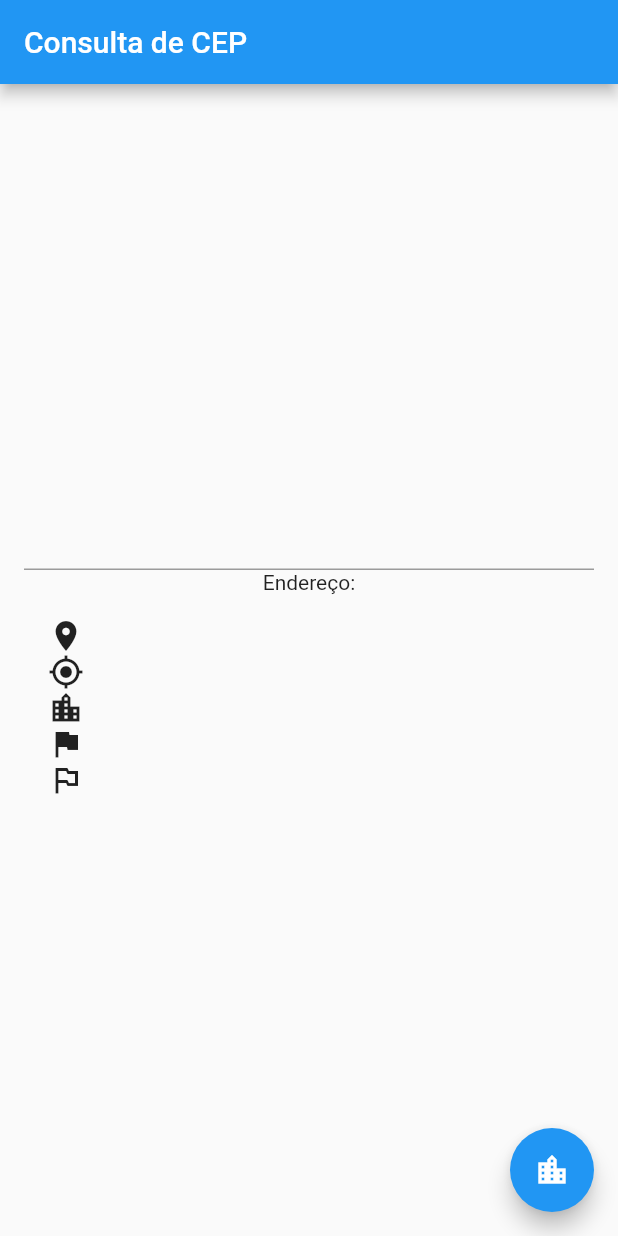
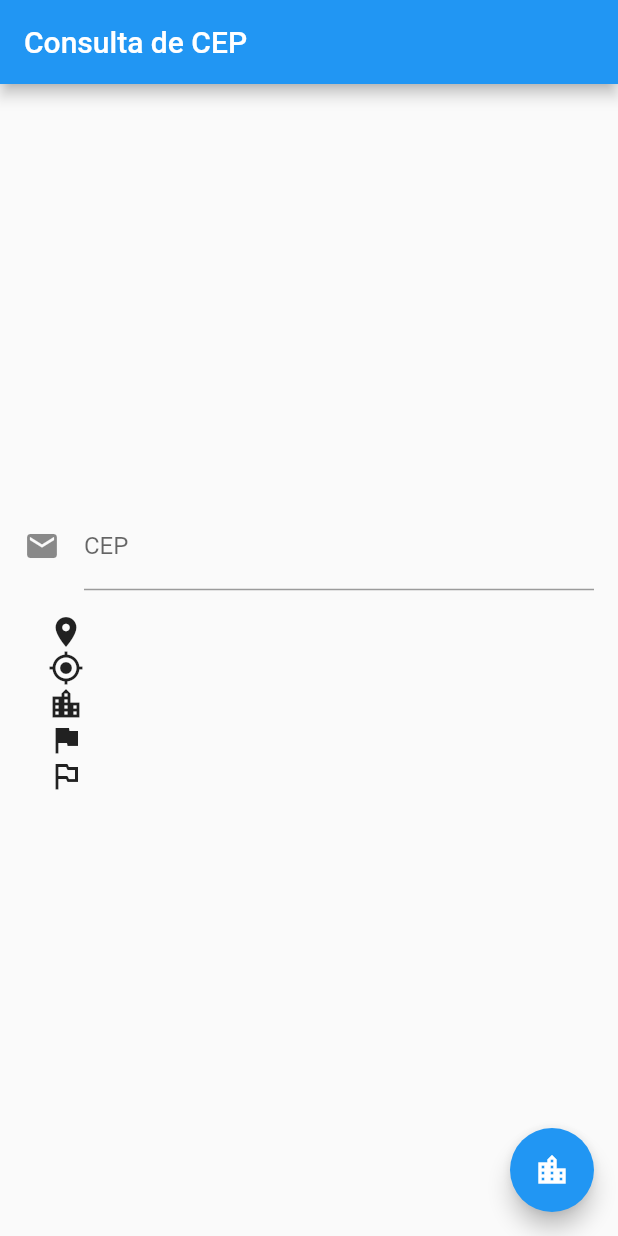
Before and after one commit to lepidopterists/postal-code, a Flutter app: the screen it shows after launch, on a phone screen of 412 x 824 dp. Run offline on Flutter 3.47's test engine with Material 2 defaults, Android fonts, the phone set to English and light mode, and no system bars.

Commit message:
Relates to #8

```diff
--- a/lib/main.dart
+++ b/lib/main.dart
@@ -34,7 +34,6 @@ class AddressModel extends ChangeNotifier {
  *
  */
 class MyApp extends StatelessWidget {
-
   /**
    *
    */
@@ -55,7 +54,6 @@ class MyApp extends StatelessWidget {
  *
  */
 class MyHomePage extends StatefulWidget {
-
   /**
    *
    */
@@ -77,7 +75,6 @@ class MyHomePage extends StatefulWidget {
  *
  */
 class _MyHomePageState extends State<MyHomePage> {
-
   /**
    *
    */
@@ -109,13 +106,14 @@ class _MyHomePageState extends State<MyHomePage> {
             mainAxisAlignment: MainAxisAlignment.center,
             children: <Widget>[
               TextField(
+                decoration: InputDecoration(
+                    labelText: 'CEP',
+                    hintText: 'Código postal',
+                    icon: Icon(Icons.mail)),
                 controller: _controller,
-              ),
-              Text(
-                'Endereço:',
+                key: ValueKey('field_CEP'),
               ),
               Consumer<AddressModel>(builder: (context, model, child) {
-
                 return Padding(
                   padding: const EdgeInsets.all(16.0),
                   child: Column(
@@ -137,7 +135,8 @@ class _MyHomePageState extends State<MyHomePage> {
                               ? ""
                               : "${model.address.district}"),
                         ],
-                      ),                    Row(
+                      ),
+                      Row(
                         children: [
                           Icon(Icons.location_city),
                           Text(model.address == null
@@ -170,6 +169,7 @@ class _MyHomePageState extends State<MyHomePage> {
         ),
       ),
       floatingActionButton: FloatingActionButton(
+        key: ValueKey('button_Find'),
         onPressed: _update,
         tooltip: 'Consultar',
         child: Icon(Icons.location_city),
--- a/pubspec.yaml
+++ b/pubspec.yaml
@@ -34,6 +34,7 @@ dev_dependencies:
   convert:
   http:
   test:
+  mockito:
   flutter_test:
     sdk: flutter
 
```
Also changed, not shown: pubspec.lock, 2 other files.
